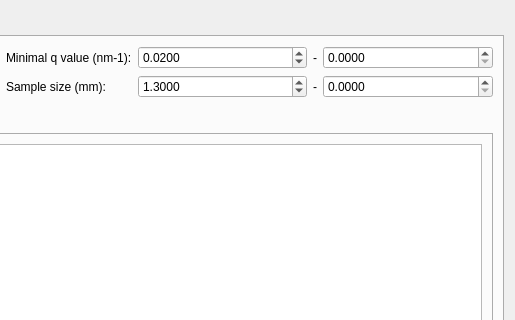
First picture: the form in cct/qtgui2/setup/geometry/geometry.ui, repository awacha/cct, before the edit; both pictures show x 397 to 912 and y 0 to 320 of the 912 by 710 pixel window.
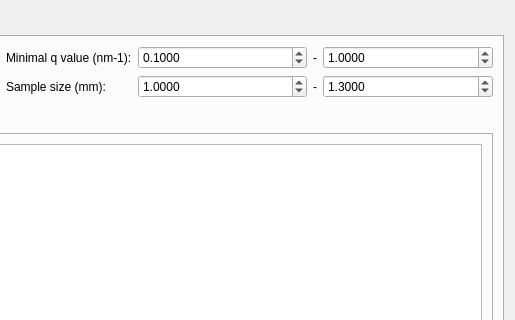
Second picture: the form after the edit. The open tabs and pages were chosen to show the change. Icons and pictures are not drawn.

Commit message: Geometry optimizer UI fix

The edit to the form file:
```diff
--- a/cct/qtgui2/setup/geometry/geometry.ui
+++ b/cct/qtgui2/setup/geometry/geometry.ui
@@ -1162,6 +1162,9 @@
            <property name="decimals">
             <number>4</number>
            </property>
+           <property name="value">
+            <double>1.000000000000000</double>
+           </property>
           </widget>
          </item>
          <item row="0" column="3">
@@ -1176,7 +1179,7 @@
             <number>4</number>
            </property>
            <property name="value">
-            <double>0.020000000000000</double>
+            <double>0.100000000000000</double>
            </property>
           </widget>
          </item>
@@ -1227,6 +1230,9 @@
            <property name="decimals">
             <number>4</number>
            </property>
+           <property name="value">
+            <double>1.300000000000000</double>
+           </property>
           </widget>
          </item>
          <item row="0" column="1">
@@ -1260,7 +1266,7 @@
             <number>4</number>
            </property>
            <property name="value">
-            <double>1.300000000000000</double>
+            <double>1.000000000000000</double>
            </property>
           </widget>
          </item>
```
The commit also changes 1 other file.
